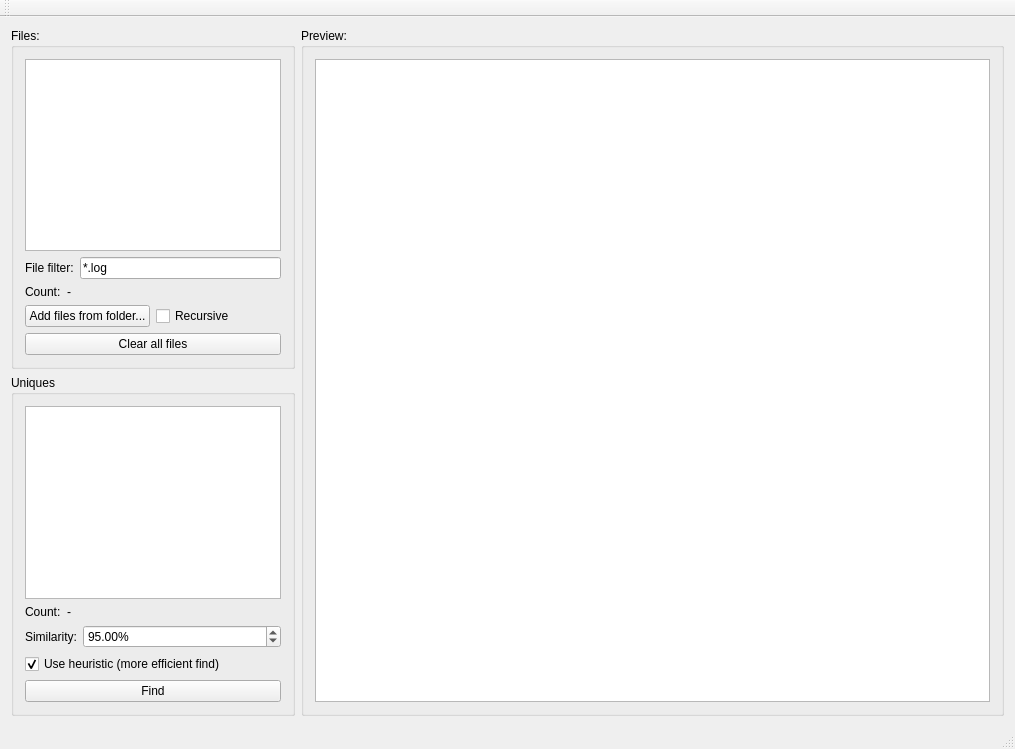
Cierpliwy/log-merger, file MainWindow.ui: the form before one commit.
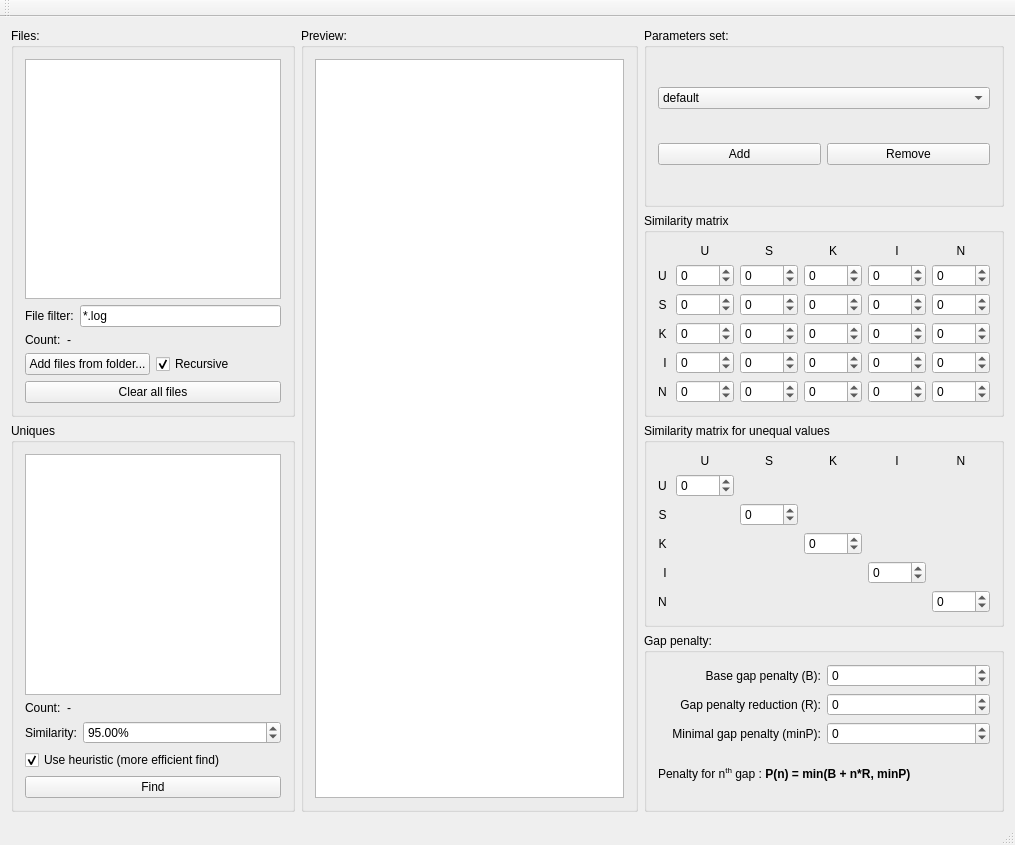
The form after the commit.

The edit to the form file:
```diff
--- a/MainWindow.ui
+++ b/MainWindow.ui
@@ -7,14 +7,14 @@
     <x>0</x>
     <y>0</y>
     <width>1015</width>
-    <height>749</height>
+    <height>845</height>
    </rect>
   </property>
   <property name="windowTitle">
    <string>Log explorer</string>
   </property>
   <widget class="QWidget" name="centralWidget">
-   <layout class="QHBoxLayout" name="horizontalLayout_6" stretch="0,1">
+   <layout class="QHBoxLayout" name="horizontalLayout_6" stretch="0,1,0">
     <item>
      <layout class="QVBoxLayout" name="verticalLayout_4">
       <item>
@@ -76,6 +76,9 @@
              <property name="text">
               <string>Recursive</string>
              </property>
+             <property name="checked">
+              <bool>true</bool>
+             </property>
             </widget>
            </item>
           </layout>
@@ -182,6 +185,654 @@
       </layout>
      </widget>
     </item>
+    <item>
+     <layout class="QVBoxLayout" name="verticalLayout_8">
+      <item>
+       <widget class="QGroupBox" name="groupBox_7">
+        <property name="autoFillBackground">
+         <bool>false</bool>
+        </property>
+        <property name="styleSheet">
+         <string notr="true"/>
+        </property>
+        <property name="title">
+         <string>Parameters set:</string>
+        </property>
+        <layout class="QGridLayout" name="gridLayout_4">
+         <item row="0" column="0" colspan="2">
+          <widget class="QComboBox" name="comboBox">
+           <item>
+            <property name="text">
+             <string>default</string>
+            </property>
+           </item>
+          </widget>
+         </item>
+         <item row="1" column="0">
+          <widget class="QPushButton" name="pushButton">
+           <property name="text">
+            <string>Add</string>
+           </property>
+          </widget>
+         </item>
+         <item row="1" column="1">
+          <widget class="QPushButton" name="pushButton_2">
+           <property name="text">
+            <string>Remove</string>
+           </property>
+          </widget>
+         </item>
+        </layout>
+       </widget>
+      </item>
+      <item>
+       <widget class="QGroupBox" name="groupBox_4">
+        <property name="title">
+         <string>Similarity matrix</string>
+        </property>
+        <layout class="QVBoxLayout" name="verticalLayout_5">
+         <item>
+          <layout class="QGridLayout" name="gridLayout">
+           <item row="0" column="1">
+            <widget class="QLabel" name="label_5">
+             <property name="text">
+              <string>U</string>
+             </property>
+             <property name="alignment">
+              <set>Qt::AlignCenter</set>
+             </property>
+            </widget>
+           </item>
+           <item row="0" column="2">
+            <widget class="QLabel" name="label_6">
+             <property name="text">
+              <string>S</string>
+             </property>
+             <property name="alignment">
+              <set>Qt::AlignCenter</set>
+             </property>
+            </widget>
+           </item>
+           <item row="0" column="3">
+            <widget class="QLabel" name="label_7">
+             <property name="text">
+              <string>K</string>
+             </property>
+             <property name="alignment">
+              <set>Qt::AlignCenter</set>
+             </property>
+            </widget>
+           </item>
+           <item row="0" column="4">
+            <widget class="QLabel" name="label_8">
+             <property name="text">
+              <string>I</string>
+             </property>
+             <property name="alignment">
+              <set>Qt::AlignCenter</set>
+             </property>
+            </widget>
+           </item>
+           <item row="0" column="5">
+            <widget class="QLabel" name="label_9">
+             <property name="text">
+              <string>N</string>
+             </property>
+             <property name="alignment">
+              <set>Qt::AlignCenter</set>
+             </property>
+            </widget>
+           </item>
+           <item row="1" column="0">
+            <widget class="QLabel" name="label_10">
+             <property name="text">
+              <string>U </string>
+             </property>
+             <property name="alignment">
+              <set>Qt::AlignRight|Qt::AlignTrailing|Qt::AlignVCenter</set>
+             </property>
+            </widget>
+           </item>
+           <item row="1" column="1">
+            <widget class="QSpinBox" name="UUSpinBox">
+             <property name="minimum">
+              <number>-1000</number>
+             </property>
+             <property name="maximum">
+              <number>1000</number>
+             </property>
+            </widget>
+           </item>
+           <item row="1" column="2">
+            <widget class="QSpinBox" name="USSpinBox">
+             <property name="minimum">
+              <number>-1000</number>
+             </property>
+             <property name="maximum">
+              <number>1000</number>
+             </property>
+            </widget>
+           </item>
+           <item row="1" column="3">
+            <widget class="QSpinBox" name="UKSpinBox">
+             <property name="minimum">
+              <number>-1000</number>
+             </property>
+             <property name="maximum">
+              <number>1000</number>
+             </property>
+            </widget>
+           </item>
+           <item row="1" column="4">
+            <widget class="QSpinBox" name="UISpinBox">
+             <property name="minimum">
+              <number>-1000</number>
+             </property>
+             <property name="maximum">
+              <number>1000</number>
+             </property>
+            </widget>
+           </item>
+           <item row="1" column="5">
+            <widget class="QSpinBox" name="UNSpinBox">
+             <property name="minimum">
+              <number>-1000</number>
+             </property>
+             <property name="maximum">
+              <number>1000</number>
+             </property>
+            </widget>
+           </item>
+           <item row="2" column="0">
+            <widget class="QLabel" name="label_11">
+             <property name="text">
+              <string>S </string>
+             </property>
+             <property name="alignment">
+              <set>Qt::AlignRight|Qt::AlignTrailing|Qt::AlignVCenter</set>
+             </property>
+            </widget>
+           </item>
+           <item row="2" column="1">
+            <widget class="QSpinBox" name="SUSpinBox">
+             <property name="minimum">
+              <number>-1000</number>
+             </property>
+             <property name="maximum">
+              <number>1000</number>
+             </property>
+            </widget>
+           </item>
+           <item row="2" column="2">
+            <widget class="QSpinBox" name="SSSpinBox">
+             <property name="minimum">
+              <number>-1000</number>
+             </property>
+             <property name="maximum">
+              <number>1000</number>
+             </property>
+            </widget>
+           </item>
+           <item row="2" column="3">
+            <widget class="QSpinBox" name="SKSpinBox">
+             <property name="minimum">
+              <number>-1000</number>
+             </property>
+             <property name="maximum">
+              <number>1000</number>
+             </property>
+            </widget>
+           </item>
+           <item row="2" column="4">
+            <widget class="QSpinBox" name="SISpinBox">
+             <property name="minimum">
+              <number>-1000</number>
+             </property>
+             <property name="maximum">
+              <number>1000</number>
+             </property>
+            </widget>
+           </item>
+           <item row="2" column="5">
+            <widget class="QSpinBox" name="SNSpinBox">
+             <property name="minimum">
+              <number>-1000</number>
+             </property>
+             <property name="maximum">
+              <number>1000</number>
+             </property>
+            </widget>
+           </item>
+           <item row="3" column="0">
+            <widget class="QLabel" name="label_12">
+             <property name="text">
+              <string>K </string>
+             </property>
+             <property name="alignment">
+              <set>Qt::AlignRight|Qt::AlignTrailing|Qt::AlignVCenter</set>
+             </property>
+            </widget>
+           </item>
+           <item row="3" column="1">
+            <widget class="QSpinBox" name="KUSpinBox">
+             <property name="minimum">
+              <number>-1000</number>
+             </property>
+             <property name="maximum">
+              <number>1000</number>
+             </property>
+            </widget>
+           </item>
+           <item row="3" column="2">
+            <widget class="QSpinBox" name="KSSpinBox">
+             <property name="minimum">
+              <number>-1000</number>
+             </property>
+             <property name="maximum">
+              <number>1000</number>
+             </property>
+            </widget>
+           </item>
+           <item row="3" column="3">
+            <widget class="QSpinBox" name="KKSpinBox">
+             <property name="minimum">
+              <number>-1000</number>
+             </property>
+             <property name="maximum">
+              <number>1000</number>
+             </property>
+            </widget>
+           </item>
+           <item row="3" column="4">
+            <widget class="QSpinBox" name="KISpinBox">
+             <property name="minimum">
+              <number>-1000</number>
+             </property>
+             <property name="maximum">
+              <number>1000</number>
+             </property>
+            </widget>
+           </item>
+           <item row="3" column="5">
+            <widget class="QSpinBox" name="KNSpinBox">
+             <property name="minimum">
+              <number>-1000</number>
+             </property>
+             <property name="maximum">
+              <number>1000</number>
+             </property>
+            </widget>
+           </item>
+           <item row="4" column="0">
+            <widget class="QLabel" name="label_13">
+             <property name="text">
+              <string>I </string>
+             </property>
+             <property name="alignment">
+              <set>Qt::AlignRight|Qt::AlignTrailing|Qt::AlignVCenter</set>
+             </property>
+            </widget>
+           </item>
+           <item row="4" column="1">
+            <widget class="QSpinBox" name="IUSpinBox">
+             <property name="minimum">
+              <number>-1000</number>
+             </property>
+             <property name="maximum">
+              <number>1000</number>
+             </property>
+            </widget>
+           </item>
+           <item row="4" column="2">
+            <widget class="QSpinBox" name="ISSpinBox">
+             <property name="minimum">
+              <number>-1000</number>
+             </property>
+             <property name="maximum">
+              <number>1000</number>
+             </property>
+            </widget>
+           </item>
+           <item row="4" column="3">
+            <widget class="QSpinBox" name="IKSpinBox">
+             <property name="minimum">
+              <number>-1000</number>
+             </property>
+             <property name="maximum">
+              <number>1000</number>
+             </property>
+            </widget>
+           </item>
+           <item row="4" column="4">
+            <widget class="QSpinBox" name="IISpinBox">
+             <property name="minimum">
+              <number>-1000</number>
+             </property>
+             <property name="maximum">
+              <number>1000</number>
+             </property>
+            </widget>
+           </item>
+           <item row="4" column="5">
+            <widget class="QSpinBox" name="INSpinBox">
+             <property name="minimum">
+              <number>-1000</number>
+             </property>
+             <property name="maximum">
+              <number>1000</number>
+             </property>
+            </widget>
+           </item>
+           <item row="5" column="0">
+            <widget class="QLabel" name="label_14">
+             <property name="text">
+              <string>N </string>
+             </property>
+             <property name="alignment">
+              <set>Qt::AlignRight|Qt::AlignTrailing|Qt::AlignVCenter</set>
+             </property>
+            </widget>
+           </item>
+           <item row="5" column="1">
+            <widget class="QSpinBox" name="NUSpinBox">
+             <property name="minimum">
+              <number>-1000</number>
+             </property>
+             <property name="maximum">
+              <number>1000</number>
+             </property>
+            </widget>
+           </item>
+           <item row="5" column="2">
+            <widget class="QSpinBox" name="NSSpinBox">
+             <property name="minimum">
+              <number>-1000</number>
+             </property>
+             <property name="maximum">
+              <number>1000</number>
+             </property>
+            </widget>
+           </item>
+           <item row="5" column="3">
+            <widget class="QSpinBox" name="NKSpinBox">
+             <property name="minimum">
+              <number>-1000</number>
+             </property>
+             <property name="maximum">
+              <number>1000</number>
+             </property>
+            </widget>
+           </item>
+           <item row="5" column="4">
+            <widget class="QSpinBox" name="NISpinBox">
+             <property name="minimum">
+              <number>-1000</number>
+             </property>
+             <property name="maximum">
+              <number>1000</number>
+             </property>
+            </widget>
+           </item>
+           <item row="5" column="5">
+            <widget class="QSpinBox" name="NNSpinBox">
+             <property name="minimum">
+              <number>-1000</number>
+             </property>
+             <property name="maximum">
+              <number>1000</number>
+             </property>
+            </widget>
+           </item>
+          </layout>
+         </item>
+        </layout>
+       </widget>
+      </item>
+      <item>
+       <widget class="QGroupBox" name="groupBox_5">
+        <property name="title">
+         <string>Similarity matrix for unequal values</string>
+        </property>
+        <layout class="QVBoxLayout" name="verticalLayout_6">
+         <item>
+          <layout class="QGridLayout" name="gridLayout_2">
+           <item row="0" column="1">
+            <widget class="QLabel" name="label_15">
+             <property name="text">
+              <string>U</string>
+             </property>
+             <property name="alignment">
+              <set>Qt::AlignCenter</set>
+             </property>
+            </widget>
+           </item>
+           <item row="0" column="2">
+            <widget class="QLabel" name="label_16">
+             <property name="text">
+              <string>S</string>
+             </property>
+             <property name="alignment">
+              <set>Qt::AlignCenter</set>
+             </property>
+            </widget>
+           </item>
+           <item row="0" column="3">
+            <widget class="QLabel" name="label_17">
+             <property name="text">
+              <string>K</string>
+             </property>
+             <property name="alignment">
+              <set>Qt::AlignCenter</set>
+             </property>
+            </widget>
+           </item>
+           <item row="0" column="4">
+            <widget class="QLabel" name="label_18">
+             <property name="text">
+              <string>I</string>
+             </property>
+             <property name="alignment">
+              <set>Qt::AlignCenter</set>
+             </property>
+            </widget>
+           </item>
+           <item row="0" column="5">
+            <widget class="QLabel" name="label_19">
+             <property name="text">
+              <string>N</string>
+             </property>
+             <property name="alignment">
+              <set>Qt::AlignCenter</set>
+             </property>
+            </widget>
+           </item>
+           <item row="1" column="0">
+            <widget class="QLabel" name="label_20">
+             <property name="text">
+              <string>U </string>
+             </property>
+             <property name="alignment">
+              <set>Qt::AlignRight|Qt::AlignTrailing|Qt::AlignVCenter</set>
+             </property>
+            </widget>
+           </item>
+           <item row="1" column="1">
+            <widget class="QSpinBox" name="UUSpinBox_2">
+             <property name="minimum">
+              <number>-1000</number>
+             </property>
+             <property name="maximum">
+              <number>1000</number>
+             </property>
+            </widget>
+           </item>
+           <item row="2" column="0">
+            <widget class="QLabel" name="label_21">
+             <property name="text">
+              <string>S </string>
+             </property>
+             <property name="alignment">
+              <set>Qt::AlignRight|Qt::AlignTrailing|Qt::AlignVCenter</set>
+             </property>
+            </widget>
+           </item>
+           <item row="2" column="2">
+            <widget class="QSpinBox" name="SSSpinBox_2">
+             <property name="minimum">
+              <number>-1000</number>
+             </property>
+             <property name="maximum">
+              <number>1000</number>
+             </property>
+            </widget>
+           </item>
+           <item row="3" column="0">
+            <widget class="QLabel" name="label_22">
+             <property name="text">
+              <string>K </string>
+             </property>
+             <property name="alignment">
+              <set>Qt::AlignRight|Qt::AlignTrailing|Qt::AlignVCenter</set>
+             </property>
+            </widget>
+           </item>
+           <item row="3" column="3">
+            <widget class="QSpinBox" name="KKSpinBox_2">
+             <property name="minimum">
+              <number>-1000</number>
+             </property>
+             <property name="maximum">
+              <number>1000</number>
+             </property>
+            </widget>
+           </item>
+           <item row="4" column="0">
+            <widget class="QLabel" name="label_23">
+             <property name="text">
+              <string>I </string>
+             </property>
+             <property name="alignment">
+              <set>Qt::AlignRight|Qt::AlignTrailing|Qt::AlignVCenter</set>
+             </property>
+            </widget>
+           </item>
+           <item row="4" column="4">
+            <widget class="QSpinBox" name="IISpinBox_2">
+             <property name="minimum">
+              <number>-1000</number>
+             </property>
+             <property name="maximum">
+              <number>1000</number>
+             </property>
+            </widget>
+           </item>
+           <item row="5" column="0">
+            <widget class="QLabel" name="label_24">
+             <property name="text">
+              <string>N </string>
+             </property>
+             <property name="alignment">
+              <set>Qt::AlignRight|Qt::AlignTrailing|Qt::AlignVCenter</set>
+             </property>
+            </widget>
+           </item>
+           <item row="5" column="5">
+            <widget class="QSpinBox" name="NNSpinBox_2">
+             <property name="minimum">
+              <number>-1000</number>
+             </property>
+             <property name="maximum">
+              <number>1000</number>
+             </property>
+            </widget>
+           </item>
+          </layout>
+         </item>
+        </layout>
+       </widget>
+      </item>
+      <item>
+       <widget class="QGroupBox" name="groupBox_6">
+        <property name="title">
+         <string>Gap penalty:</string>
+        </property>
+        <layout class="QVBoxLayout" name="verticalLayout_7">
+         <item>
+          <layout class="QGridLayout" name="gridLayout_3">
+           <item row="0" column="0">
+            <widget class="QLabel" name="label_25">
+             <property name="text">
+              <string>Base gap penalty (B):</string>
+             </property>
+             <property name="alignment">
+              <set>Qt::AlignRight|Qt::AlignTrailing|Qt::AlignVCenter</set>
+             </property>
+            </widget>
+           </item>
+           <item row="0" column="1">
+            <widget class="QSpinBox" name="penaltySpinBox">
+             <property name="minimum">
+              <number>-1000</number>
+             </property>
+             <property name="maximum">
+              <number>1000</number>
+             </property>
+            </widget>
+           </item>
+           <item row="1" column="0">
+            <widget class="QLabel" name="label_26">
+             <property name="text">
+              <string>Gap penalty reduction (R):</string>
+             </property>
+             <property name="alignment">
+              <set>Qt::AlignRight|Qt::AlignTrailing|Qt::AlignVCenter</set>
+             </property>
+            </widget>
+           </item>
+           <item row="1" column="1">
+            <widget class="QSpinBox" name="penaltyReductionSpinBox">
+             <property name="minimum">
+              <number>-1000</number>
+             </property>
+             <property name="maximum">
+              <number>1000</number>
+             </property>
+            </widget>
+           </item>
+           <item row="2" column="0">
+            <widget class="QLabel" name="label_27">
+             <property name="text">
+              <string>Minimal gap penalty (minP):</string>
+             </property>
+             <property name="alignment">
+              <set>Qt::AlignRight|Qt::AlignTrailing|Qt::AlignVCenter</set>
+             </property>
+            </widget>
+           </item>
+           <item row="2" column="1">
+            <widget class="QSpinBox" name="minPenaltySpinBox">
+             <property name="minimum">
+              <number>-1000</number>
+             </property>
+             <property name="maximum">
+              <number>1000</number>
+             </property>
+            </widget>
+           </item>
+           <item row="3" column="0" colspan="2">
+            <widget class="QLabel" name="label_28">
+             <property name="text">
+              <string>&lt;html&gt;&lt;head/&gt;&lt;body&gt;&lt;p&gt;Penalty for n&lt;span style=&quot; vertical-align:super;&quot;&gt;th&lt;/span&gt; gap : &lt;span style=&quot; font-weight:600;&quot;&gt;P(n) = min(B + n*R, minP)&lt;/span&gt;&lt;/p&gt;&lt;/body&gt;&lt;/html&gt;</string>
+             </property>
+            </widget>
+           </item>
+          </layout>
+         </item>
+        </layout>
+       </widget>
+      </item>
+     </layout>
+    </item>
    </layout>
   </widget>
   <widget class="QMenuBar" name="menuBar">
```
